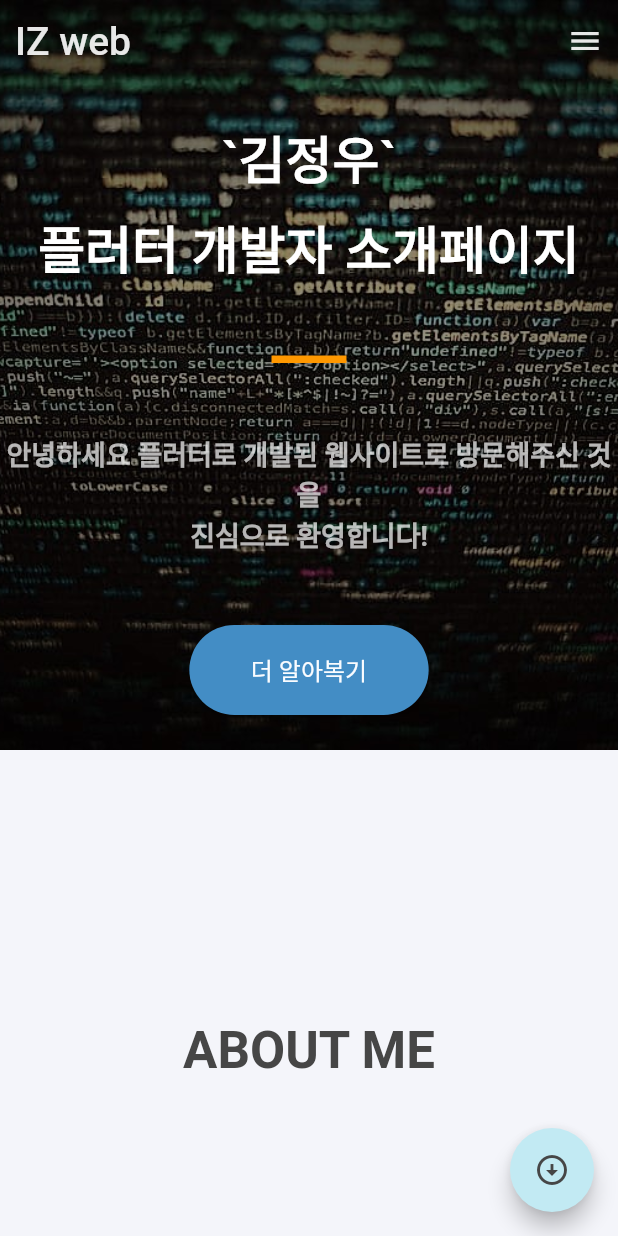
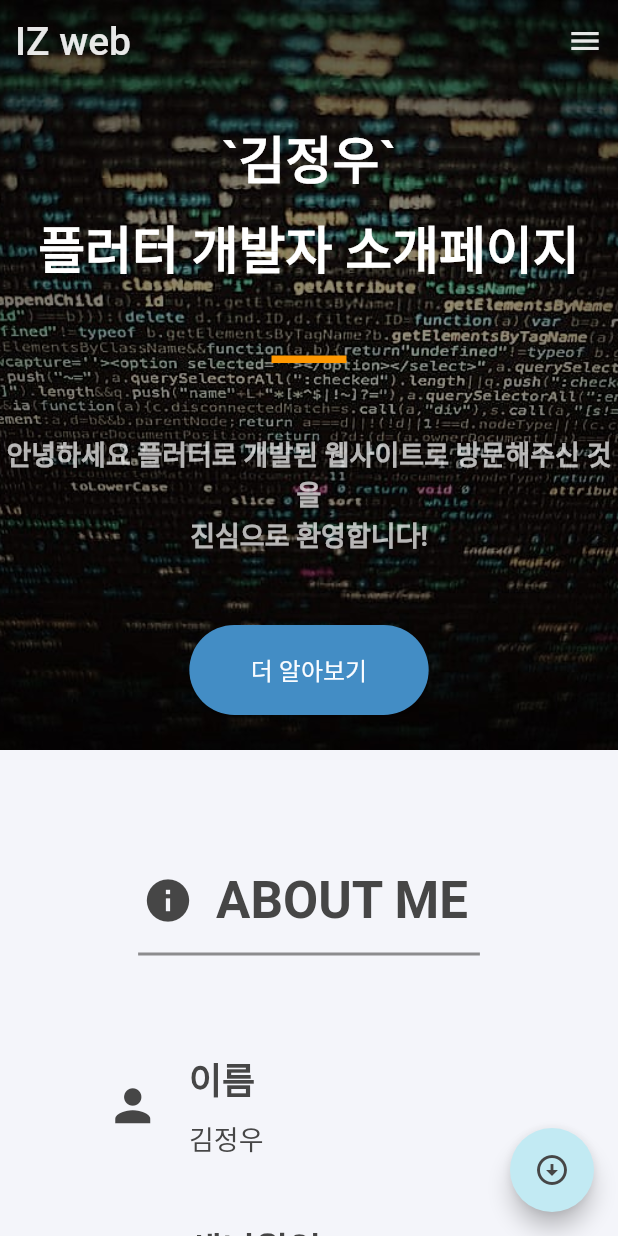
Before and after one commit to jeongwoo0427/portfolio_flutterweb, a Flutter app: the screen it shows after launch, on a phone screen of 412 x 824 dp. Run offline on Flutter 3.47's test engine with Material 2 defaults, Android fonts, the phone set to English and light mode, and no system bars; our stand-ins replace animate_do, responsive_framework; Roboto replaces fonts that are missing (nanum_square_round).

Commit message:
feat: info페이지 레이아웃 구성 및 정보적용

```diff
--- a/lib/ui/screen/home/banner_page.dart
+++ b/lib/ui/screen/home/banner_page.dart
@@ -78,7 +78,7 @@ class BannerPage extends StatelessWidget {
             ),
             ElasticIn(
                 delay: Duration(milliseconds: 2000),
-                child: RoundedElevatedButton(onPressed: () {}, child: Text('더 알아복기')))
+                child: RoundedElevatedButton(onPressed: () {}, child: Text('더 알아보기')))
           ],
         ),
       ),
--- a/lib/ui/screen/home/info_page.dart
+++ b/lib/ui/screen/home/info_page.dart
@@ -1,4 +1,6 @@
 import 'package:flutter/material.dart';
+import 'package:portfolio/ui/widget/scaffold/constrained_layout.dart';
+import 'package:portfolio/ui/widget/subtitle_widget.dart';
 import 'package:responsive_framework/responsive_framework.dart';
 
 class InfoPage extends StatelessWidget {
@@ -8,20 +10,61 @@ class InfoPage extends StatelessWidget {
   Widget build(BuildContext context) {
     ColorScheme colorScheme = Theme.of(context).colorScheme;
     return Container(
+      padding: EdgeInsets.symmetric(vertical: 80),
       width: double.infinity,
-      height: 400,
       decoration: BoxDecoration(color: colorScheme.background),
-      child: Column(
-        mainAxisAlignment: MainAxisAlignment.spaceAround,
+      child: ConstrainedLayout(
+        child: Column(
+          children: [
+            SubtitleWidget(iconData: Icons.info,text: 'ABOUT ME',),
+            SizedBox(
+              height: 50,
+            ),
+            Wrap(
+              spacing: 80,
+              runSpacing: 10,
+              children: [
+                _getInfoItem(iconData: Icons.person, title: '이름', content: '김정우'),
+                _getInfoItem(iconData: Icons.cake, title: '생년월일', content: '1998.04.27'),
+                _getInfoItem(iconData: Icons.home, title: '주소', content: '서울특별시 마포구'),
+                _getInfoItem(iconData: Icons.phone, title: '연락처', content: '010-7245-8521'),
+                _getInfoItem(iconData: Icons.mail, title: '이메일', content: 'jwk9022648@gmail.com'),
+                _getInfoItem(iconData: Icons.work, title: '직장', content: '(주)학지사'),
+              ],
+            )
+          ],
+        ),
+      ),
+    );
+  }
+
+  Widget _getInfoItem({required IconData iconData, required String title, required String content}) {
+    return Container(
+      height: 100,
+      width: 270,
+      child: Row(
+        mainAxisSize: MainAxisSize.min,
         children: [
-          Text(
-            'ABOUT ME',
-            style: TextStyle(
-              fontWeight: FontWeight.bold,
-              fontSize:
-                  ResponsiveValue<double>(context, defaultValue: 43, valueWhen: [const Condition.smallerThan(name: TABLET, value: 34)])
-                      .value,
-            ),
+          Icon(
+            iconData,
+            size: 35,
+          ),
+          SizedBox(
+            width: 20,
+          ),
+          Column(
+            crossAxisAlignment: CrossAxisAlignment.start,
+            mainAxisSize: MainAxisSize.min,
+            children: [
+              Text(
+                title,
+                style: TextStyle(fontSize: 24, fontWeight: FontWeight.w800),
+              ),
+              SizedBox(
+                height: 8,
+              ),
+              Text(content, style: TextStyle(fontSize: 18)),
+            ],
           )
         ],
       ),
--- a/lib/ui/screen/home/stacks_page.dart
+++ b/lib/ui/screen/home/stacks_page.dart
@@ -1,10 +1,11 @@
 import 'package:flutter/material.dart';
+import 'package:responsive_framework/responsive_framework.dart';
 
 class StacksPage extends StatelessWidget {
   const StacksPage({Key? key}) : super(key: key);
 
   @override
   Widget build(BuildContext context) {
-    return Container(width: double.infinity,height: 500,color: Colors.orange,child: Text('hi'));
+    return Container(width: double.infinity, height: 500, color: Colors.orange, child: Text('hi', ));
   }
 }
--- /dev/null
+++ b/lib/ui/widget/subtitle_widget.dart
@@ -0,0 +1,50 @@
+import 'package:flutter/material.dart';
+import 'package:responsive_framework/responsive_framework.dart';
+
+class SubtitleWidget extends StatelessWidget {
+  final IconData iconData;
+  final String text;
+
+  const SubtitleWidget({Key? key, required this.iconData, required this.text}) : super(key: key);
+
+  @override
+  Widget build(BuildContext context) {
+    ColorScheme colorScheme = Theme.of(context).colorScheme;
+    return Column(
+      crossAxisAlignment: CrossAxisAlignment.center,
+      children: [
+        Container(
+          padding: EdgeInsets.only(bottom: 15,left: 3,right: 8),
+          decoration: BoxDecoration(
+              border: Border(
+                  bottom: BorderSide(color: colorScheme.onBackground.withOpacity(0.6),width: 2)
+              )
+          ),
+          child: Row(
+            mainAxisSize: MainAxisSize.min,
+            mainAxisAlignment: MainAxisAlignment.center,
+            children: [
+              Icon(
+                iconData,
+                size: ResponsiveValue<double>(context, defaultValue: 43, valueWhen: [const Condition.smallerThan(name: TABLET, value: 34)])
+                    .value,
+              ),
+              SizedBox(
+                width: 15,
+              ),
+              Text(
+                text,
+                style: TextStyle(
+                  fontWeight: FontWeight.bold,
+                  fontSize:
+                      ResponsiveValue<double>(context, defaultValue: 43, valueWhen: [const Condition.smallerThan(name: TABLET, value: 34)])
+                          .value,
+                ),
+              )
+            ],
+          ),
+        ),
+      ],
+    );
+  }
+}
```
